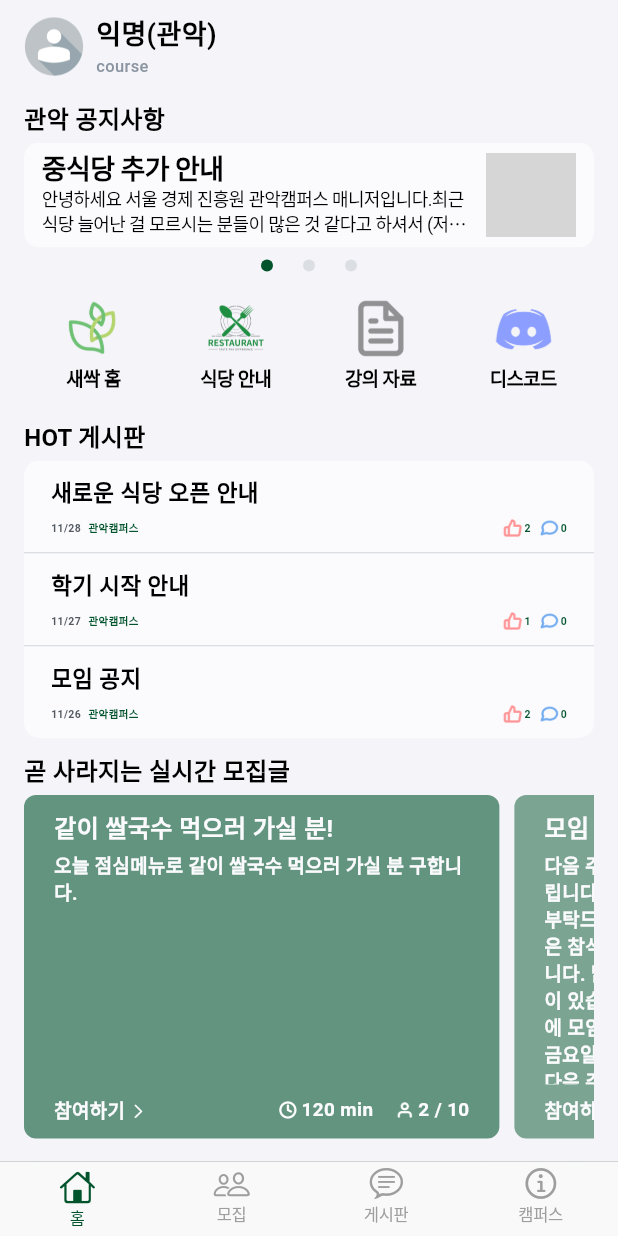
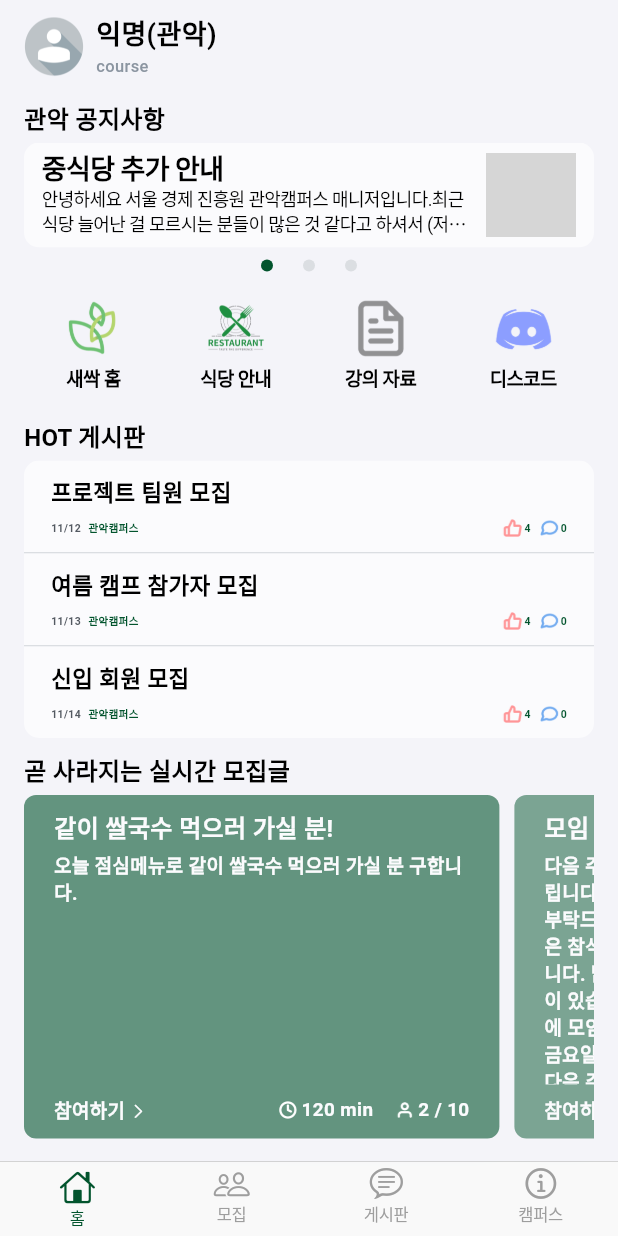
Before and after one commit to bulmang/green_field, a Flutter app: the screen it shows after launch, on a phone screen of 412 x 824 dp. Run offline on Flutter 3.47's test engine with Material 3 defaults, Android fonts, the phone set to English and light mode, and no system bars; drawn by our look-alikes of carousel_slider; our stand-ins replace firebase_core, go_router, image_picker; missing offline and left inert: wheel_picker; accounts and stored records are empty; generated files the repository leaves out were written again; network calls fail; Roboto replaces fonts that are missing (Pretendard); grey boxes are pictures that could not be loaded.

Commit message:
[feat]: Create PostViewModel for managing post data

```diff
--- /dev/null
+++ b/lib/src/viewmodels/post_view_model.dart
@@ -0,0 +1,228 @@
+import '../model/post.dart';
+
+class PostViewModel {
+  List<Post> posts = [
+    Post(
+      id: 'post_001',
+      creatorId: 'user_123',
+      creatorCampus: '관악캠퍼스',
+      createdAt: DateTime.now(),
+      title: '새로운 식당 오픈 안내',
+      body: '새로운 식당 어부사시가 오픈했습니다. 많은 이용 부탁드립니다!',
+      like: ['user_456', 'user_789'],
+      images: [
+        'https://images.dog.ceo/breeds/danish-swedish-farmdog/ebba_001.jpg'
+      ],
+    ),
+    Post(
+      id: 'post_002',
+      creatorId: 'user_456',
+      creatorCampus: '관악캠퍼스',
+      createdAt: DateTime.now().subtract(Duration(days: 1)), // 하루 전
+      title: '학기 시작 안내',
+      body: '이번 학기는 3월 1일부터 시작됩니다.',
+      like: ['user_123'],
+      images: [
+        'https://images.dog.ceo/breeds/danish-swedish-farmdog/ebba_001.jpg'
+      ],
+    ),
+    Post(
+      id: 'post_003',
+      creatorId: 'user_789',
+      creatorCampus: '관악캠퍼스',
+      createdAt: DateTime.now().subtract(Duration(days: 2)), // 이틀 전
+      title: '모임 공지',
+      body: '다음 주 금요일에 모임이 있습니다. 많은 참석 부탁드립니다.',
+      like: ['user_123', 'user_456'],
+      images: [
+        'https://images.dog.ceo/breeds/danish-swedish-farmdog/ebba_001.jpg'
+      ],
+    ),
+    Post(
+      id: 'post_004',
+      creatorId: 'user_101',
+      creatorCampus: '관악캠퍼스',
+      createdAt: DateTime.now().subtract(Duration(days: 3)), // 사흘 전
+      title: '여름 방학 프로그램 모집',
+      body: '여름 방학 프로그램에 참여할 학생을 모집합니다.',
+      like: [],
+      images: [
+        'https://images.dog.ceo/breeds/danish-swedish-farmdog/ebba_001.jpg'
+      ],
+    ),
+    Post(
+      id: 'post_005',
+      creatorId: 'user_202',
+      creatorCampus: '관악캠퍼스',
+      createdAt: DateTime.now().subtract(Duration(days: 4)), // 나흘 전
+      title: '신입 회원 모집',
+      body: '우리 동아리에 가입하세요!',
+      like: ['user_123'],
+      images: [
+        'https://images.dog.ceo/breeds/danish-swedish-farmdog/ebba_001.jpg'
+      ],
+    ),
+    Post(
+      id: 'post_006',
+      creatorId: 'user_303',
+      creatorCampus: '관악캠퍼스',
+      createdAt: DateTime.now().subtract(Duration(days: 5)), // 닷새 전
+      title: '여름 캠프 참가자 모집',
+      body: '여름 캠프에 참여할 학생을 모집합니다!',
+      like: ['user_456'],
+      images: [
+        'https://images.dog.ceo/breeds/danish-swedish-farmdog/ebba_001.jpg'
+      ],
+    ),
+    Post(
+      id: 'post_007',
+      creatorId: 'user_404',
+      creatorCampus: '관악캠퍼스',
+      createdAt: DateTime.now().subtract(Duration(days: 6)), // 엿새 전
+      title: '프로젝트 팀원 모집',
+      body: '프로젝트 팀원을 모집합니다. 많은 지원 바랍니다.',
+      like: [],
+      images: [
+        'https://images.dog.ceo/breeds/danish-swedish-farmdog/ebba_001.jpg'
+      ],
+    ),
+    Post(
+      id: 'post_008',
+      creatorId: 'user_505',
+      creatorCampus: '관악캠퍼스',
+      createdAt: DateTime.now().subtract(Duration(days: 7)), // 일주일 전
+      title: '여름 방학 프로그램 안내',
+      body: '여름 방학 프로그램에 대한 안내입니다.',
+      like: ['user_123', 'user_456'],
+      images: [
+        'https://images.dog.ceo/breeds/danish-swedish-farmdog/ebba_001.jpg'
+      ],
+    ),
+    Post(
+      id: 'post_009',
+      creatorId: 'user_606',
+      creatorCampus: '관악캠퍼스',
+      createdAt: DateTime.now().subtract(Duration(days: 8)), // 8일 전
+      title: '동아리 활동 안내',
+      body: '우리 동아리의 활동에 대해 알려드립니다.',
+      like: ['user_789'],
+      images: [
+        'https://images.dog.ceo/breeds/danish-swedish-farmdog/ebba_001.jpg'
+      ],
+    ),
+    Post(
+      id: 'post_010',
+      creatorId: 'user_707',
+      creatorCampus: '관악캠퍼스',
+      createdAt: DateTime.now().subtract(Duration(days: 9)), // 9일 전
+      title: '모임 일정 변경',
+      body: '모임 일정이 변경되었습니다. 확인해주세요.',
+      like: [],
+      images: [
+        'https://images.dog.ceo/breeds/danish-swedish-farmdog/ebba_001.jpg'
+      ],
+    ),
+    Post(
+      id: 'post_011',
+      creatorId: 'user_808',
+      creatorCampus: '관악캠퍼스',
+      createdAt: DateTime.now().subtract(Duration(days: 10)), // 10일 전
+      title: '신입생 환영회',
+      body: '신입생 환영회에 많은 참석 바랍니다.',
+      like: ['user_123'],
+      images: [
+        'https://images.dog.ceo/breeds/danish-swedish-farmdog/ebba_001.jpg'
+      ],
+    ),
+    Post(
+      id: 'post_012',
+      creatorId: 'user_909',
+      creatorCampus: '관악캠퍼스',
+      createdAt: DateTime.now().subtract(Duration(days: 11)), // 11일 전
+      title: '여름 캠프 일정 안내',
+      body: '여름 캠프 일정이 확정되었습니다.',
+      like: ['user_456'],
+      images: [
+        'https://images.dog.ceo/breeds/danish-swedish-farmdog/ebba_001.jpg'
+      ],
+    ),
+    Post(
+      id: 'post_013',
+      creatorId: 'user_1010',
+      creatorCampus: '관악캠퍼스',
+      createdAt: DateTime.now().subtract(Duration(days: 12)), // 12일 전
+      title: '동아리 모집 공고',
+      body: '우리 동아리에 가입하세요!',
+      like: [],
+      images: [
+        'https://images.dog.ceo/breeds/danish-swedish-farmdog/ebba_001.jpg'
+      ],
+    ),
+    Post(
+      id: 'post_014',
+      creatorId: 'user_1111',
+      creatorCampus: '관악캠퍼스',
+      createdAt: DateTime.now().subtract(Duration(days: 13)), // 13일 전
+      title: '여름 방학 프로그램 모집',
+      body: '여름 방학 프로그램에 참여할 학생을 모집합니다.',
+      like: ['user_123'],
+      images: [
+        'https://images.dog.ceo/breeds/danish-swedish-farmdog/ebba_001.jpg'
+      ],
+    ),
+    Post(
+      id: 'post_015',
+      creatorId: 'user_1212',
+      creatorCampus: '관악캠퍼스',
+      createdAt: DateTime.now().subtract(Duration(days: 14)), // 14일 전
+      title: '신입 회원 모집',
+      body: '우리 동아리에 가입하세요!',
+      like: ['user_456','user_123', 'user_456','user_123'],
+      images: [
+        'https://images.dog.ceo/breeds/danish-swedish-farmdog/ebba_001.jpg'
+      ],
+    ),
+    Post(
+      id: 'post_016',
+      creatorId: 'user_1313',
+      creatorCampus: '관악캠퍼스',
+      createdAt: DateTime.now().subtract(Duration(days: 15)), // 15일 전
+      title: '여름 캠프 참가자 모집',
+      body: '여름 캠프에 참여할 학생을 모집합니다!',
+      like: ['user_123', 'user_456','user_123', 'user_456'],
+      images: [
+        'https://images.dog.ceo/breeds/danish-swedish-farmdog/ebba_001.jpg'
+      ],
+    ),
+    Post(
+      id: 'post_017',
+      creatorId: 'user_1414',
+      creatorCampus: '관악캠퍼스',
+      createdAt: DateTime.now().subtract(Duration(days: 16)), // 16일 전
+      title: '프로젝트 팀원 모집',
+      body: '프로젝트 팀원을 모집합니다. 많은 지원 바랍니다.',
+      like: ['user_123', 'user_456','user_123', 'user_456'],
+      images: [
+        'https://images.dog.ceo/breeds/danish-swedish-farmdog/ebba_001.jpg'
+      ],
+    ),
+  ];
+
+  Post getPostById(String id) {
+    return posts.firstWhere((post) => post.id == id, orElse: () {
+      throw Exception('Post not found');
+    });
+  }
+
+  List<Post> getTopLikedPosts(int count) {
+    List<Post> sortedPosts = List.from(posts);
+    sortedPosts.sort((a, b) {
+      int likeComparison = b.like.length.compareTo(a.like.length);
+      if (likeComparison != 0) {
+        return likeComparison;
+      }
+      return a.createdAt.compareTo(b.createdAt);
+    });
+    return sortedPosts.take(count).toList();
+  }
+}
--- a/lib/src/views/home/home_view.dart
+++ b/lib/src/views/home/home_view.dart
@@ -33,39 +33,6 @@ class _HomeViewState extends State<HomeView> {
   @override
   Widget build(BuildContext context) {
     User user = User(id: "1", simpleLoginId: "kakao", campus: "관악", course: "course", name: "name");
-
-    List<Post> posts = [
-      Post(
-        id: 'post_001',
-        creatorId: 'user_123',
-        creatorCampus: '관악캠퍼스',
-        createdAt: DateTime.now(),
-        title: '새로운 식당 오픈 안내',
-        body: '새로운 식당 어부사시가 오픈했습니다. 많은 이용 부탁드립니다!',
-        like: ['user_456', 'user_789'],
-        images: ['https://example.com/image1.jpg'],
-      ),
-      Post(
-        id: 'post_002',
-        creatorId: 'user_456',
-        creatorCampus: '관악캠퍼스',
-        createdAt: DateTime.now().subtract(Duration(days: 1)), // 하루 전
-        title: '학기 시작 안내',
-        body: '이번 학기는 3월 1일부터 시작됩니다.',
-        like: ['user_123'],
-        images: ['https://example.com/image2.jpg'],
-      ),
-      Post(
-        id: 'post_003',
-        creatorId: 'user_789',
-        creatorCampus: '관악캠퍼스',
-        createdAt: DateTime.now().subtract(Duration(days: 2)), // 이틀 전
-        title: '모임 공지',
-        body: '다음 주 금요일에 모임이 있습니다. 많은 참석 부탁드립니다.',
-        like: ['user_123', 'user_456'],
-        images: [],
-      ),
-    ];
 
     List<Recruit> recruits = [
       Recruit(
@@ -192,7 +159,7 @@ class _HomeViewState extends State<HomeView> {
                         SizedBox(height: 5),
                         ClipRRect(
                           borderRadius: BorderRadius.circular(10),
-                          child: TopLikedPostsSection(posts: posts),
+                          child: TopLikedPostsSection(),
                         ),
                       ],
                     ),
--- a/lib/src/views/home/sections/top_liked_posts_section.dart
+++ b/lib/src/views/home/sections/top_liked_posts_section.dart
@@ -5,20 +5,22 @@ import 'package:green_field/src/design_system/app_icons.dart';
 import '../../../design_system/app_colors.dart';
 import '../../../design_system/app_texts.dart';
 import '../../../model/post.dart';
+import '../../../viewmodels/post_view_model.dart';
 
 class TopLikedPostsSection extends StatelessWidget {
-  final List<Post> posts;
 
-  const TopLikedPostsSection({super.key, required this.posts});
+  const TopLikedPostsSection({super.key});
 
   @override
   Widget build(BuildContext context) {
+    final postVM = PostViewModel();
     bool isIPhoneSE = MediaQuery.of(context).size.width <= 375;
+    List<Post> topPosts = postVM.getTopLikedPosts(3);
 
     return Column(
       crossAxisAlignment: CrossAxisAlignment.start,
       children: [
-        ...posts.take(isIPhoneSE ? 2 : 3).toList().asMap().entries.map((entry) {
+        ...topPosts.take(isIPhoneSE ? 2 : 3).toList().asMap().entries.map((entry) {
           int index = entry.key;
           Post post = entry.value;
           String formattedDate = DateFormat('MM/dd').format(post.createdAt);
```
